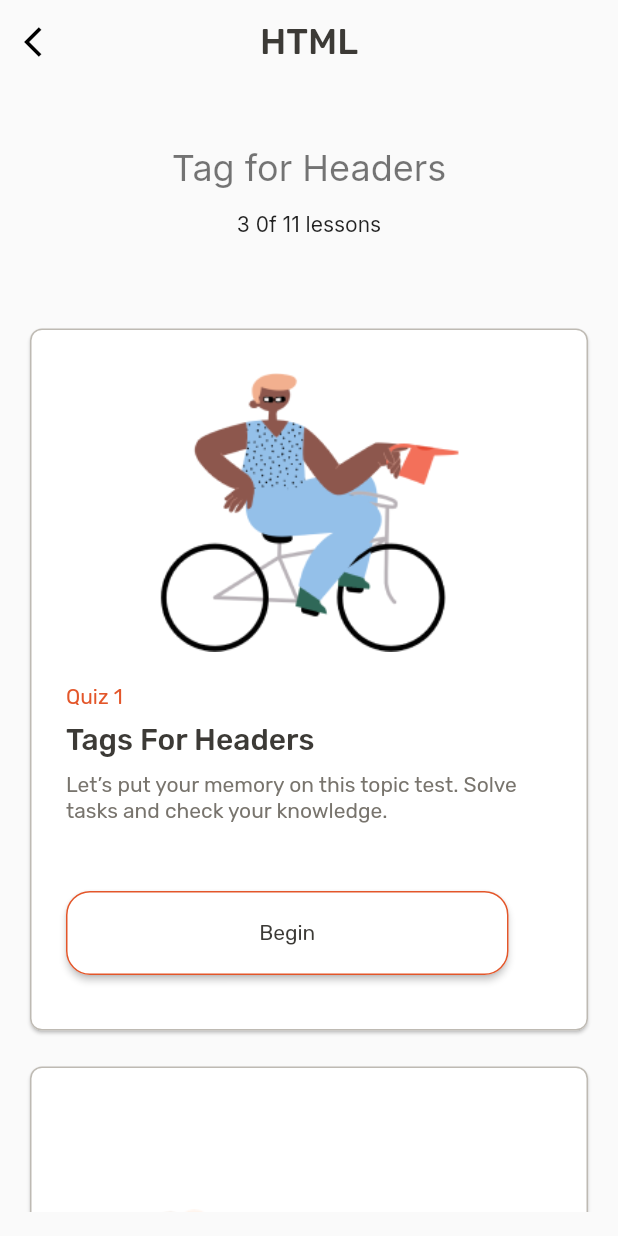
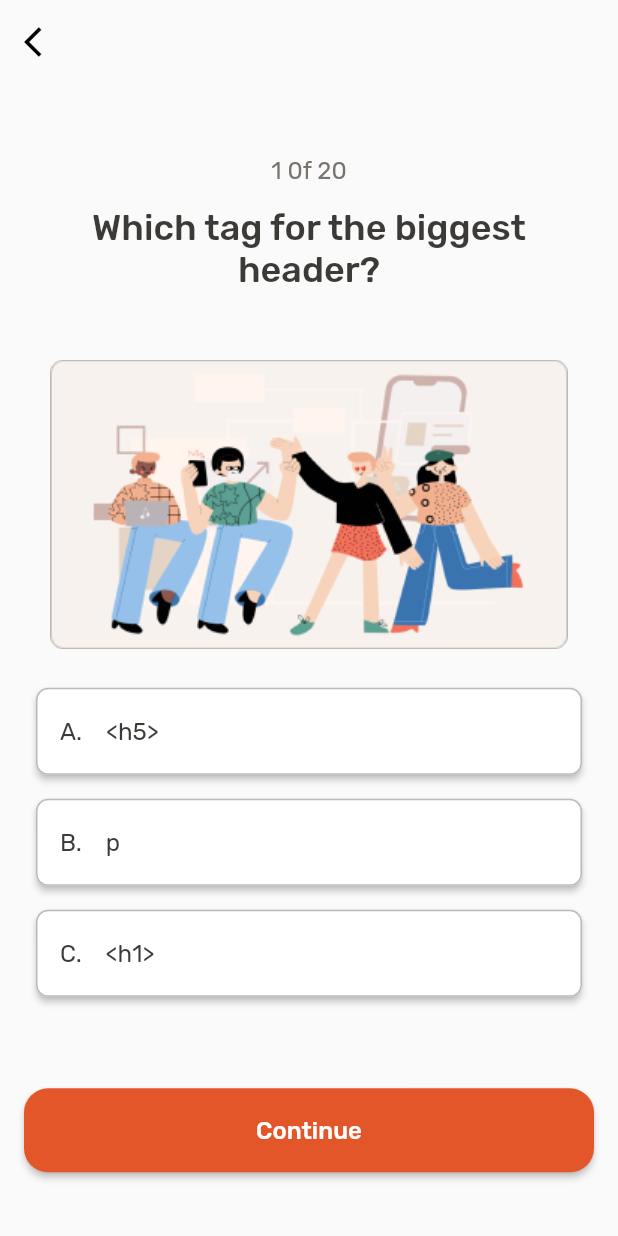
Before and after one commit to nyanibaquartey/codefactory_app, a Flutter app: the screen it shows after launch, on a phone screen of 412 x 824 dp. Run offline on Flutter 3.47's test engine with Material 2 defaults, Android fonts, the light colour scheme and no system bars; our stand-ins replace google_fonts.

Commit message:
Add Test Question page

```diff
--- a/lib/main.dart
+++ b/lib/main.dart
@@ -3,6 +3,7 @@ import 'package:codefactory_app/course_tests.dart';
 import 'package:codefactory_app/product_detail.dart';
 import 'package:codefactory_app/results.dart';
 import 'package:codefactory_app/settings.dart';
+import 'package:codefactory_app/test_question.dart';
 import 'package:codefactory_app/your_courses.dart';
 import 'package:flutter/material.dart';
 import 'package:codefactory_app/splash_screen.dart';
@@ -21,7 +22,7 @@ class MyApp extends StatelessWidget {
     return MaterialApp(
       title: 'Code Factory',
 theme: ThemeData.light(),
-      home: const CourseTests(),
+      home: const TestQuestion(),
     );
   }
 }
--- /dev/null
+++ b/lib/test_question.dart
@@ -0,0 +1,146 @@
+import 'package:codefactory_app/utils/main_button.dart';
+import 'package:flutter/material.dart';
+import 'package:google_fonts/google_fonts.dart';
+
+class TestQuestion extends StatelessWidget {
+  //TODO: change to stateful widget and set button color upon selection of answer option
+
+  const TestQuestion({Key? key}) : super(key: key);
+
+  @override
+  Widget build(BuildContext context) {
+    return Scaffold(
+      appBar: AppBar(
+        backgroundColor: Theme.of(context).scaffoldBackgroundColor,
+        elevation: 0.0,
+        centerTitle: true,
+        leading: const Icon(
+          Icons.arrow_back_ios,
+          color: Colors.black,
+        ),
+      ),
+      body: Padding(
+        padding: const EdgeInsets.all(16.0),
+        child: SafeArea(
+            child: SingleChildScrollView(
+          child: Column(
+            mainAxisAlignment: MainAxisAlignment.center,
+            crossAxisAlignment: CrossAxisAlignment.stretch,
+            children: [
+              const SizedBox(
+                height: 32,
+              ),
+              SizedBox(
+                height: 26,
+                child: Text(
+                  "1 0f 20",
+                  textAlign: TextAlign.center,
+                  style: GoogleFonts.rubik(
+                    textStyle: Theme.of(context).textTheme.bodyLarge,
+                    fontSize: 16,
+                    fontWeight: FontWeight.w400,
+                    color: const Color(0xFF78746D),
+                  ),
+                ),
+              ),
+              const SizedBox(
+                height: 8,
+              ),
+              SizedBox(
+                height: 76,
+                child: Text(
+                  "Which tag for the biggest header?",
+                  textAlign: TextAlign.center,
+                  style: GoogleFonts.rubik(
+                    textStyle: Theme.of(context).textTheme.headline4,
+                    fontSize: 24,
+                    fontWeight: FontWeight.w500,
+                    color: const Color(0xFF3C3A36),
+                  ),
+                ),
+              ),
+              const SizedBox(
+                height: 16,
+              ),
+              Image.asset("assets/images/test_question_image.png"),
+              const SizedBox(
+                height: 16,
+              ),
+              const TestOptionButton(optionLetter: "A.", optionText: "<h5>"),
+              const SizedBox(
+                height: 16,
+              ),
+              const TestOptionButton(optionLetter: "B.", optionText: "p"),
+              const SizedBox(
+                height: 16,
+              ),
+              const TestOptionButton(optionLetter: "C.", optionText: "<h1>"),
+              const SizedBox(
+                height: 61,
+              ),
+              const MainButton(mainButtonText: "Continue")
+            ],
+          ),
+        )),
+      ),
+    );
+  }
+}
+
+class TestOptionButton extends StatelessWidget {
+
+  final String optionLetter;
+  final String optionText;
+
+  const TestOptionButton({
+    Key? key, required this.optionLetter, required this.optionText,
+  }) : super(key: key);
+
+  @override
+  Widget build(BuildContext context) {
+    return Padding(
+      padding: const EdgeInsets.fromLTRB(8, 0, 8, 0),
+      child: SizedBox(
+
+        height: 58,
+        child: ElevatedButton(
+          onPressed: () {},
+          style: ElevatedButton.styleFrom(
+            backgroundColor: Colors.white,
+            shape: RoundedRectangleBorder(
+              borderRadius: BorderRadius.circular(8),
+              side: const BorderSide(
+                color: Color(0xFFBEBAB3),
+              ),
+            ),
+          ),
+          child: Row(
+            children: [
+              Text(
+                optionLetter,
+                textAlign: TextAlign.center,
+                style: GoogleFonts.rubik(
+                    textStyle: Theme.of(context).textTheme.bodyLarge,
+                    fontWeight: FontWeight.w400,
+                    fontSize: 16.0,
+                    color: const Color(0xFF3C3A36)),
+              ),
+           const SizedBox(
+                width: 16,
+              ),
+              Text(
+               optionText,
+                textAlign: TextAlign.center,
+                style: GoogleFonts.rubik(
+                    textStyle: Theme.of(context).textTheme.bodyLarge,
+                    fontWeight: FontWeight.w400,
+                    fontSize: 16.0,
+                    color: const Color(0xFF3C3A36),),
+              ),
+            ],
+          ),
+        ),
+      ),
+    );
+  }
+}
```
Also changed, not shown: assets/images/test_question_image.png (added).
